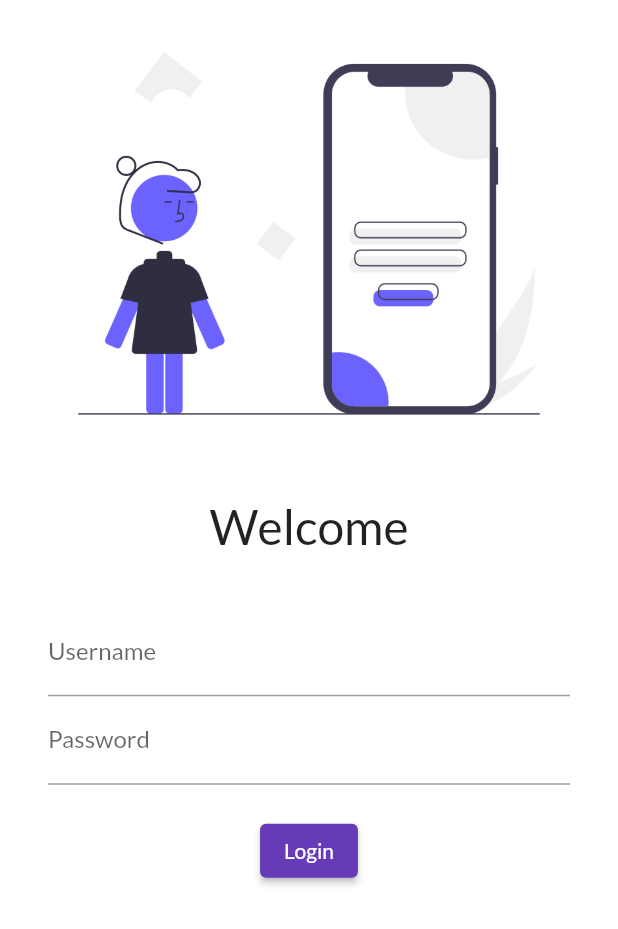
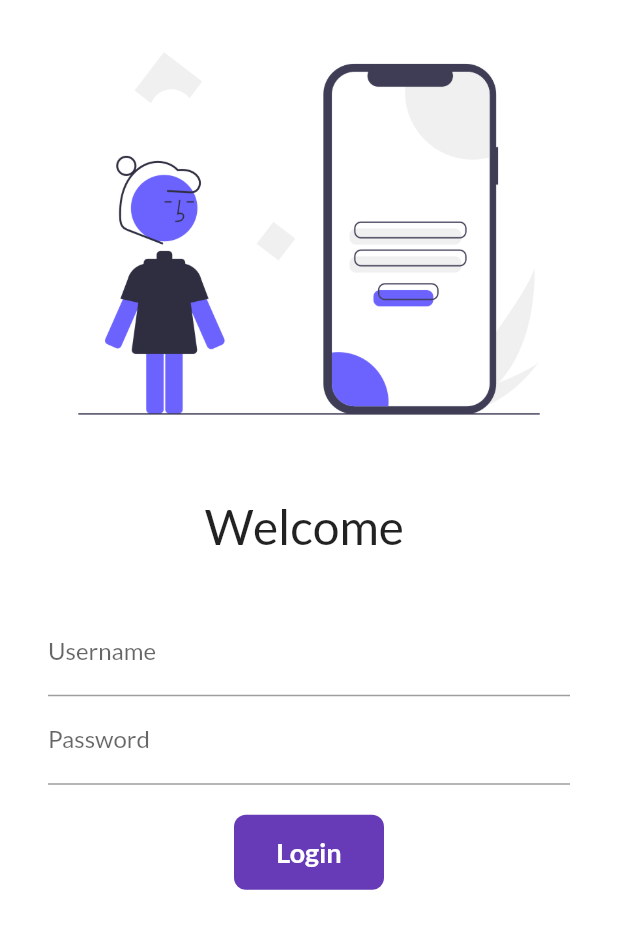
Before and after one commit to nilaypathak/Flutter-Catalog, a Flutter app: the screen it shows after launch, on a phone screen of 412 x 824 dp. Shown: the top 929 px of the screen. Run offline on Flutter 3.47's test engine with Material 2 defaults, Android fonts, the phone set to English and light mode, and no system bars; our stand-ins replace google_fonts.

Commit message:
Day 6 completed

```diff
--- a/lib/pages/login_page.dart
+++ b/lib/pages/login_page.dart
@@ -3,9 +3,16 @@
 import "package:flutter/material.dart";
 import 'package:flutter_catalog/utils/routes.dart';
 
-class LoginPage extends StatelessWidget {
+class LoginPage extends StatefulWidget {
   const LoginPage({Key? key}) : super(key: key);
 
+  @override
+  State<LoginPage> createState() => _LoginPageState();
+}
+
+class _LoginPageState extends State<LoginPage> {
+  String name = "";
+  bool changeButton = false;
   @override
   Widget build(BuildContext context) {
     return Material(
@@ -15,7 +22,7 @@ class LoginPage extends StatelessWidget {
           children: [
             Image.asset("assets/images/login_image.png", fit: BoxFit.cover),
             SizedBox(height: 20),
-            Text("Welcome", style: TextStyle(fontSize: 32)),
+            Text("Welcome $name", style: TextStyle(fontSize: 32)),
             SizedBox(height: 20),
             Padding(
               padding:
@@ -25,6 +32,11 @@ class LoginPage extends StatelessWidget {
                   TextFormField(
                     decoration: InputDecoration(
                         hintText: "Enter username", labelText: "Username"),
+                    onChanged: (value) {
+                      setState(() {
+                        name = value;
+                      });
+                    },
                   ),
                   TextFormField(
                     obscureText: true,
@@ -32,11 +44,40 @@ class LoginPage extends StatelessWidget {
                         hintText: "Enter password", labelText: "Password"),
                   ),
                   SizedBox(height: 20),
-                  ElevatedButton(
-                      onPressed: () {
-                        Navigator.pushNamed(context, MyRoutes.homeRoute);
-                      },
-                      child: Text("Login"))
+                  InkWell(
+                    onTap: () async {
+                      setState(() {
+                        changeButton = true;
+                      });
+                      await Future.delayed(Duration(seconds: 1));
+                      Navigator.pushNamed(context, MyRoutes.homeRoute);
+                    },
+                    child: AnimatedContainer(
+                      duration: Duration(seconds: 1),
+                      width: changeButton ? 50 : 100,
+                      height: 50,
+                      alignment: Alignment.center,
+                      child: changeButton
+                          ? Icon(Icons.done, color: Colors.white)
+                          : Text(
+                              "Login",
+                              style: TextStyle(
+                                  color: Colors.white,
+                                  fontWeight: FontWeight.bold,
+                                  fontSize: 18),
+                            ),
+                      decoration: BoxDecoration(
+                          color: Colors.deepPurple,
+                          borderRadius: changeButton
+                              ? BorderRadius.circular(50)
+                              : BorderRadius.circular(8)),
+                    ),
+                  )
+                  // ElevatedButton(
+                  //     onPressed: () {
+                  //       Navigator.pushNamed(context, MyRoutes.homeRoute);
+                  //     },
+                  //     child: Text("Login"))
                 ],
               ),
             ),
```
